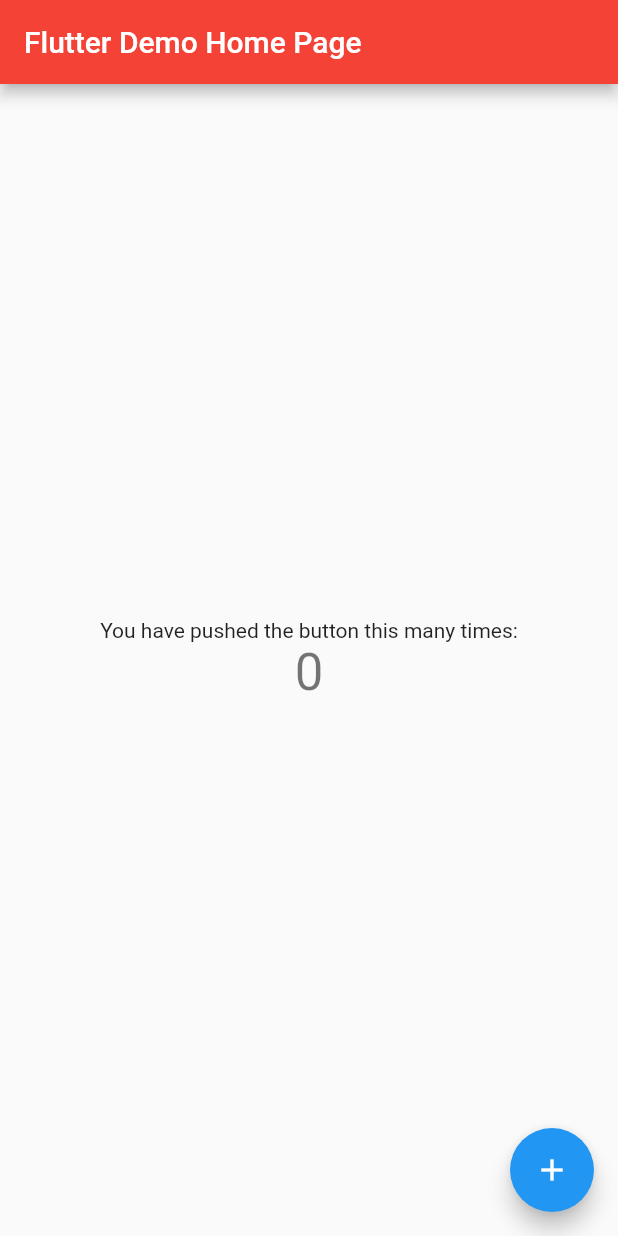
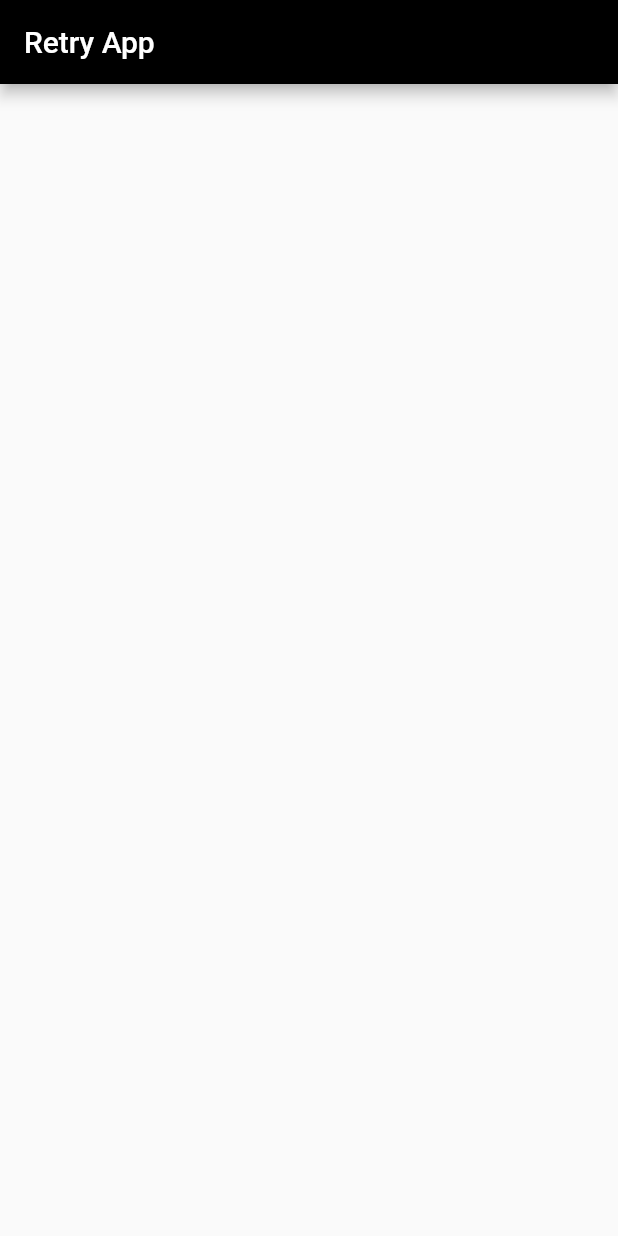
Before and after one commit to CubixPro/Weather_flutter, a Flutter app: the screen it shows after launch, on a phone screen of 412 x 824 dp. Run offline on Flutter 3.47's test engine with Material 2 defaults, Android fonts, the phone set to English and light mode, and no system bars.

Commit message:
"Basic app implemented"

```diff
--- a/lib/main.dart
+++ b/lib/main.dart
@@ -10,24 +10,15 @@ class MyApp extends StatelessWidget {
       title: 'Flutter Demo',
       debugShowCheckedModeBanner: false,
       theme: ThemeData(
-        // This is the theme of your application.
-        //
-        // Try running your application with "flutter run". You'll see the
-        // application has a blue toolbar. Then, without quitting the app, try
-        // changing the primarySwatch below to Colors.green and then invoke
-        // "hot reload" (press "r" in the console where you ran "flutter run",
-        // or simply save your changes to "hot reload" in a Flutter IDE).
-        // Notice that the counter didn't reset back to zero; the application
-        // is not restarted.
-        primaryColor: Colors.red,
+        primaryColor: Colors.black,
+
       ),
-      home: MyHomePage(title: 'Flutter Demo Home Page'),
+      home: MyHomePage(),
     );
   }
 }
 
 class MyHomePage extends StatefulWidget {
-  MyHomePage({Key key, this.title}) : super(key: key);
 
   // This widget is the home page of your application. It is stateful, meaning
   // that it has a State object (defined below) that contains fields that affect
@@ -38,16 +29,13 @@ class MyHomePage extends StatefulWidget {
   // used by the build method of the State. Fields in a Widget subclass are
   // always marked "final".
 
-  final String title;
 
   @override
   _MyHomePageState createState() => _MyHomePageState();
 }
 
 class _MyHomePageState extends State<MyHomePage> {
-  int _counter = 0;
-
-  void _incrementCounter() {
+  /*void _incrementCounter() {
     setState(() {
       // This call to setState tells the Flutter framework that something has
       // changed in this State, which causes it to rerun the build method below
@@ -56,7 +44,7 @@ class _MyHomePageState extends State<MyHomePage> {
       // called again, and so nothing would appear to happen.
       _counter++;
     });
-  }
+  }*/
 
   @override
   Widget build(BuildContext context) {
@@ -70,43 +58,9 @@ class _MyHomePageState extends State<MyHomePage> {
       appBar: AppBar(
         // Here we take the value from the MyHomePage object that was created by
         // the App.build method, and use it to set our appbar title.
-        title: Text(widget.title),
+        title: Text("Retry App"),
       ),
-      body: Center(
-        // Center is a layout widget. It takes a single child and positions it
-        // in the middle of the parent.
-        child: Column(
-          // Column is also a layout widget. It takes a list of children and
-          // arranges them vertically. By default, it sizes itself to fit its
-          // children horizontally, and tries to be as tall as its parent.
-          //
-          // Invoke "debug painting" (press "p" in the console, choose the
-          // "Toggle Debug Paint" action from the Flutter Inspector in Android
-          // Studio, or the "Toggle Debug Paint" command in Visual Studio Code)
-          // to see the wireframe for each widget.
-          //
-          // Column has various properties to control how it sizes itself and
-          // how it positions its children. Here we use mainAxisAlignment to
-          // center the children vertically; the main axis here is the vertical
-          // axis because Columns are vertical (the cross axis would be
-          // horizontal).
-          mainAxisAlignment: MainAxisAlignment.center,
-          children: <Widget>[
-            Text(
-              'You have pushed the button this many times:',
-            ),
-            Text(
-              '$_counter',
-              style: Theme.of(context).textTheme.display1,
-            ),
-          ],
-        ),
-      ),
-      floatingActionButton: FloatingActionButton(
-        onPressed: _incrementCounter,
-        tooltip: 'Increment',
-        child: Icon(Icons.add),
-      ), // This trailing comma makes auto-formatting nicer for build methods.
+
     );
   }
 }
```
